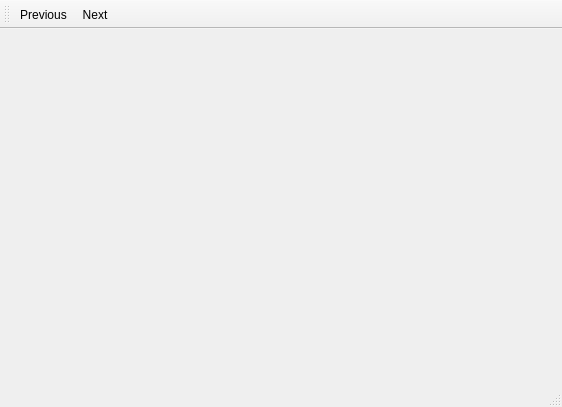
Before: the Qt Designer form ui/imageviewer.ui in vlkv/reggata, drawn with Qt 5.
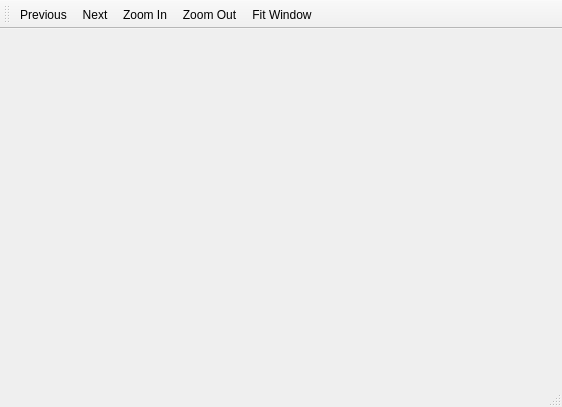
After: the same form once the commit is applied. Icons and pictures are not drawn.

Patch:
```diff
--- a/ui/imageviewer.ui
+++ b/ui/imageviewer.ui
@@ -36,6 +36,9 @@
    </attribute>
    <addaction name="action_prev" />
    <addaction name="action_next" />
+   <addaction name="action_zoom_In" />
+   <addaction name="action_zoom_out" />
+   <addaction name="action_fit_Window" />
   </widget>
   <action name="action_prev" >
    <property name="enabled" >
@@ -64,6 +67,21 @@
     <string>Next</string>
    </property>
   </action>
+  <action name="action_zoom_In" >
+   <property name="text" >
+    <string>Zoom In</string>
+   </property>
+  </action>
+  <action name="action_zoom_out" >
+   <property name="text" >
+    <string>Zoom Out</string>
+   </property>
+  </action>
+  <action name="action_fit_Window" >
+   <property name="text" >
+    <string>Fit Window</string>
+   </property>
+  </action>
  </widget>
  <resources/>
  <connections/>
```
Left out of the diff: 2 changed lines with no effect on the pictures.
